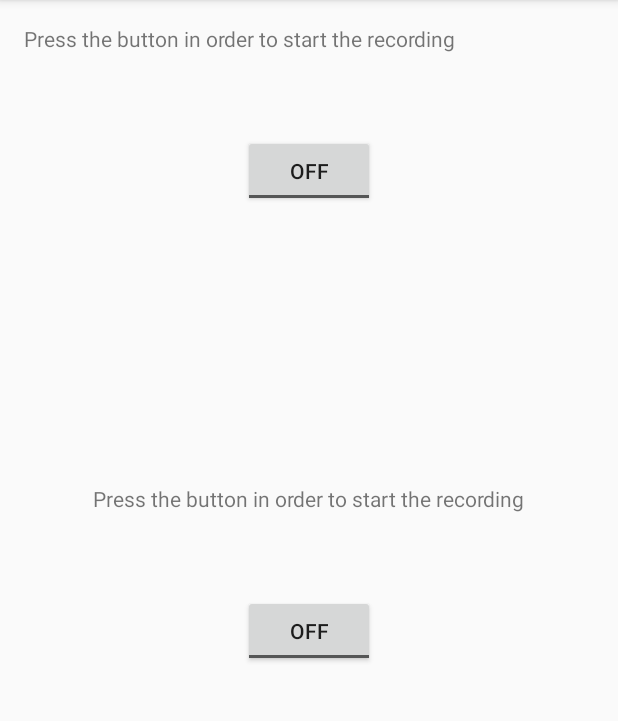
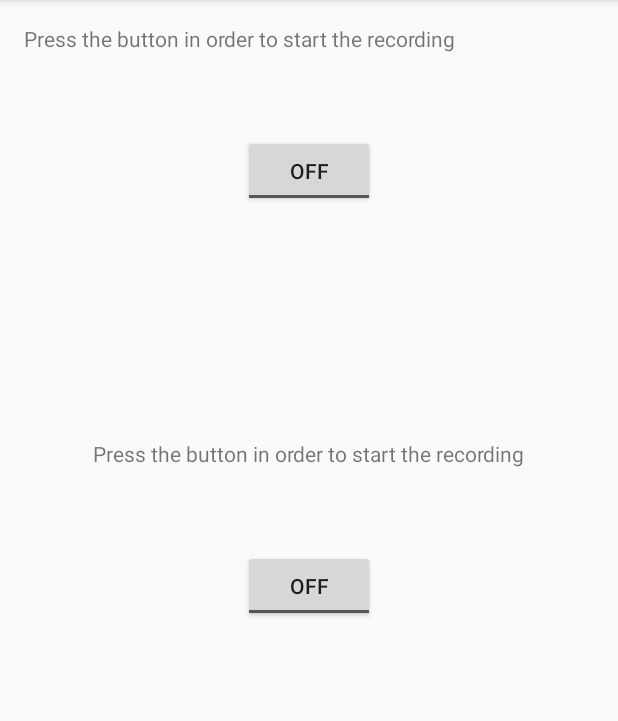
Before and after one commit to Universite-Gustave-Eiffel/NoiseCapture, an Android app: the screen it shows after launch (Record), on a phone screen of 412 x 824 dp, the part 84-805 px from its top. Run offline under Robolectric (Android 15) with nearby library versions, the phone set to English and light mode, and no system bars.

Commit message:
Record label when click on record button

```diff
--- a/app/src/main/java/org/orbisgis/protonomap/Record.java
+++ b/app/src/main/java/org/orbisgis/protonomap/Record.java
@@ -10,6 +10,9 @@
 import android.view.View;
 import android.view.ViewGroup;
 import android.os.Build;
+import android.widget.CompoundButton;
+import android.widget.TextView;
+import android.widget.ToggleButton;
 
 
 public class Record extends ActionBarActivity {
@@ -47,7 +50,6 @@
 
         return super.onOptionsItemSelected(item);
     }
-
     /**
      * A placeholder fragment containing a simple view.
      */
@@ -60,7 +62,23 @@
         public View onCreateView(LayoutInflater inflater, ViewGroup container,
                                  Bundle savedInstanceState) {
             View rootView = inflater.inflate(R.layout.fragment_record, container, false);
+            ToggleButton toggleButton = (ToggleButton) rootView.findViewById(R.id.toggleRecordButton);
+            toggleButton.setOnCheckedChangeListener(new RecordButtonListener(rootView));
             return rootView;
         }
     }
+
+    private static class RecordButtonListener implements CompoundButton.OnCheckedChangeListener {
+        private View rootView;
+
+        private RecordButtonListener(View rootView) {
+            this.rootView = rootView;
+        }
+
+        @Override
+        public void onCheckedChanged(CompoundButton buttonView, boolean isChecked) {
+            TextView textView = (TextView)rootView.findViewById(R.id.recordInfo);
+            textView.setText("Record "+(isChecked ? "starting" : "stop"));
+        }
+    }
 }
--- a/app/src/main/res/layout/fragment_record.xml
+++ b/app/src/main/res/layout/fragment_record.xml
@@ -15,9 +15,17 @@
         android:layout_height="wrap_content"
         android:text="@string/record_button_string"
         android:id="@+id/toggleRecordButton"
-        android:layout_below="@+id/record_toggle"
         android:layout_centerHorizontal="true"
         android:layout_marginTop="74dp"
-        android:checked="false" />
+        android:checked="false"/>
+
+    <TextView
+        android:layout_width="wrap_content"
+        android:layout_height="wrap_content"
+        android:textAppearance="?android:attr/textAppearanceMedium"
+        android:id="@+id/recordInfo"
+        android:layout_below="@+id/toggleRecordButton"
+        android:layout_centerHorizontal="true"
+        android:layout_marginTop="35dp" />
 
 </RelativeLayout>
```
